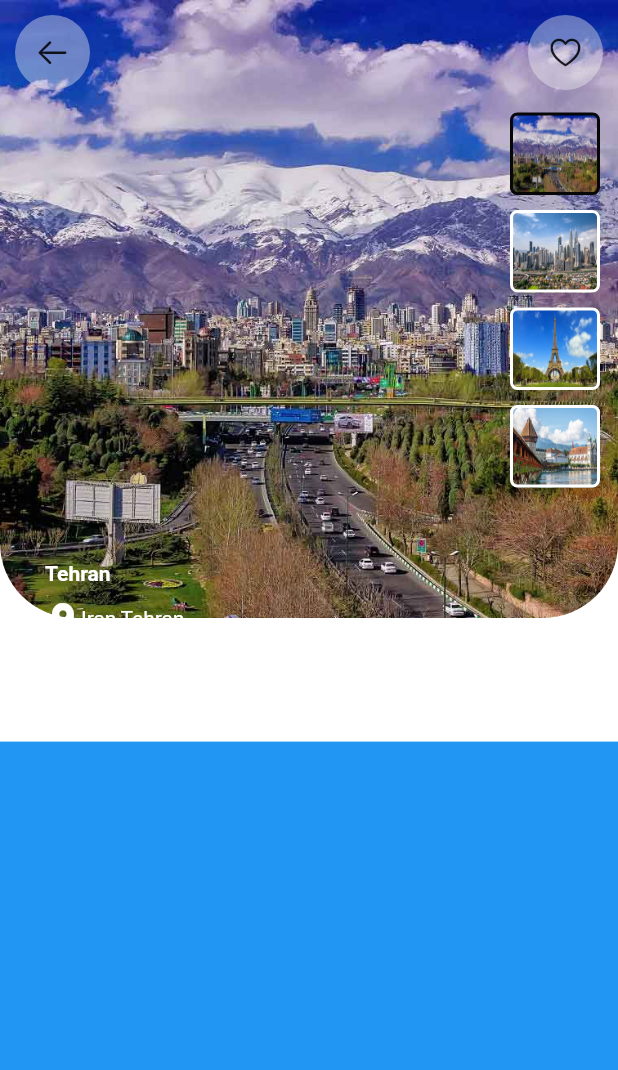
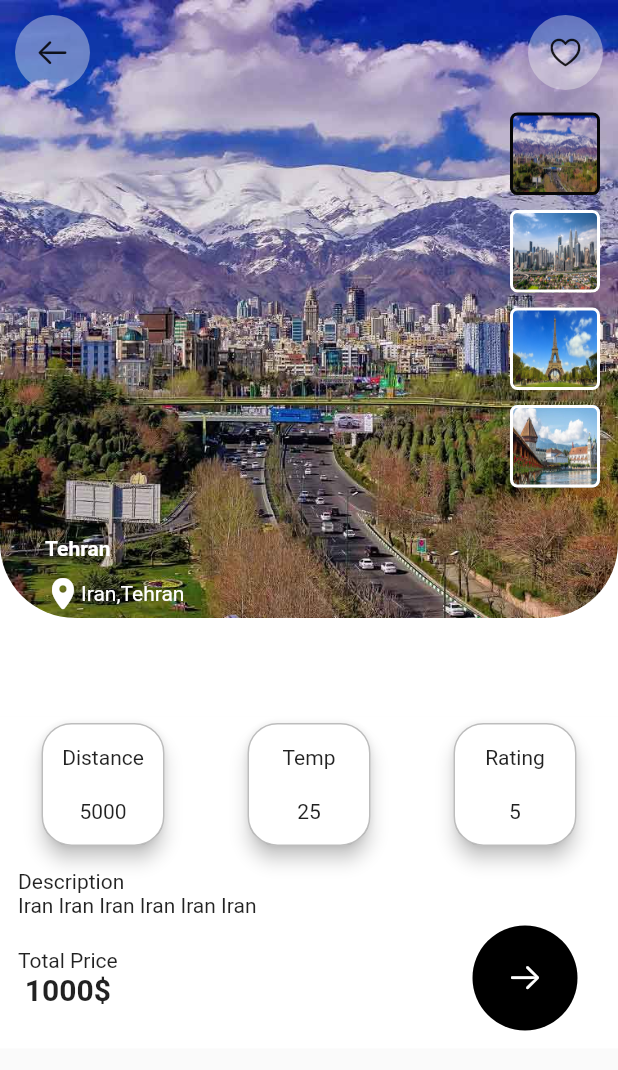
Before and after one commit to rahmatei/Flutter_Travel, a Flutter app: the screen it shows after launch, on a phone screen of 412 x 824 dp. Shown: the top 1070 px of the screen. Run offline on Flutter 3.47's test engine with Material 2 defaults, Android fonts, the phone set to English and light mode, and no system bars.

Commit message:
Complete Commit

```diff
--- a/lib/main.dart
+++ b/lib/main.dart
@@ -34,11 +34,12 @@ class _MyMainState extends State<MyMain> {
 
     return Scaffold(
       body: SafeArea(
+          child: SingleChildScrollView(
         child: Column(
           children: [
             Container(
               width: double.infinity,
-            height: size.height * 0.6,
+              height: size.height * 0.58,
               color: Colors.white,
               child: Stack(
                 children: [
@@ -47,7 +48,8 @@ class _MyMainState extends State<MyMain> {
                     height: size.height * 0.5,
                     decoration: BoxDecoration(
                         image: DecorationImage(
-                          image: AssetImage(listTravel[_index].img.toString()),
+                            image:
+                                AssetImage(listTravel[_index].img.toString()),
                             fit: BoxFit.cover),
                         borderRadius: const BorderRadius.only(
                             bottomRight: Radius.circular(50),
@@ -102,7 +104,8 @@ class _MyMainState extends State<MyMain> {
                           Text(
                             listTravel[_index].name.toString(),
                             style: const TextStyle(
-                              color: Colors.white, fontWeight: FontWeight.bold),
+                                color: Colors.white,
+                                fontWeight: FontWeight.bold),
                           ),
                           const SizedBox(
                             height: 10,
@@ -124,13 +127,95 @@ class _MyMainState extends State<MyMain> {
                 ],
               ),
             ),
-          Expanded(
+            Container(
+              width: double.infinity,
+              color: Colors.white,
+              child: Column(
+                crossAxisAlignment: CrossAxisAlignment.start,
+                children: [
+                  Row(
+                    mainAxisAlignment: MainAxisAlignment.spaceAround,
+                    children: [
+                      itemCard(
+                          'Distance', listTravel[_index].distance.toString()),
+                      itemCard('Temp', listTravel[_index].temp.toString()),
+                      itemCard('Rating', listTravel[_index].rating.toString()),
+                    ],
+                  ),
+                  Padding(
+                    padding: const EdgeInsets.all(12.0),
+                    child: Column(
+                      crossAxisAlignment: CrossAxisAlignment.start,
+                      children: [
+                        const Text('Description'),
+                        Text(listTravel[_index].description.toString()),
+                        const SizedBox(
+                          height: 5,
+                        ),
+                        Row(
+                          mainAxisAlignment: MainAxisAlignment.spaceBetween,
+                          children: [
+                            Column(
+                              children: [
+                                const Text('Total Price'),
+                                Text(
+                                  "${listTravel[_index].price.toString()}\$",
+                                  style: const TextStyle(
+                                      fontWeight: FontWeight.bold,
+                                      fontSize: 20),
+                                ),
+                              ],
+                            ),
+                            Container(
+                              width: 100,
+                              height: 70,
+                              decoration: const BoxDecoration(
+                                shape: BoxShape.circle,
+                                color: Colors.black,
+                              ),
+                              child: const Icon(
+                                CupertinoIcons.arrow_right,
+                                color: Colors.white,
+                              ),
+                            ),
+                          ],
+                        )
+                      ],
+                    ),
+                  )
+                ],
+              ),
+            ),
+          ],
+        ),
+      )),
+    );
+  }
+
+  Widget itemCard(String nameCard, String valueCard) {
+    return SizedBox(
+      width: 90,
+      height: 90,
+      child: Card(
+        elevation: 5,
+        shape: RoundedRectangleBorder(
+          borderRadius: BorderRadius.circular(20),
+          side: const BorderSide(color: Colors.black26, width: 1),
+        ),
         child: Container(
-            width: double.infinity,
-            color: Colors.blue,
-          ))
+          padding: const EdgeInsets.all(12),
+          child: Column(
+            mainAxisAlignment: MainAxisAlignment.center,
+            children: [
+              Text(nameCard),
+              const SizedBox(
+                height: 20,
+              ),
+              Text(valueCard),
             ],
-      )),
+          ),
+        ),
+      ),
     );
   }
 
--- a/pubspec.yaml
+++ b/pubspec.yaml
@@ -35,6 +35,7 @@ dependencies:
   # The following adds the Cupertino Icons font to your application.
   # Use with the CupertinoIcons class for iOS style icons.
   cupertino_icons: ^1.0.2
+  expandable_text: ^2.3.0
 
 dev_dependencies:
   flutter_test:
```
Also changed, not shown: pubspec.lock. Lines whose indentation alone changed are shown as unchanged.
